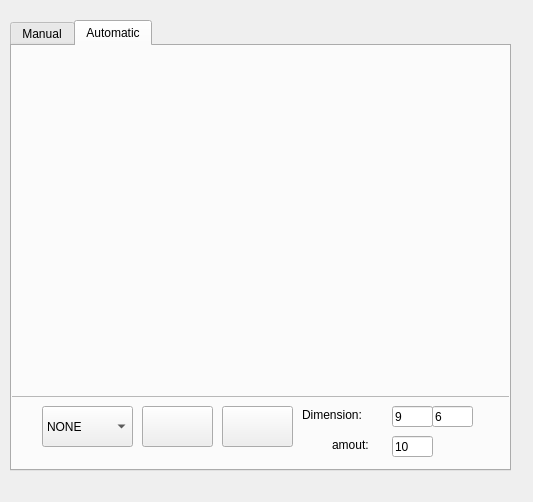
Jjat00/ImageAcquisition, file src/views/dataAcquisition.ui: the form before one commit.
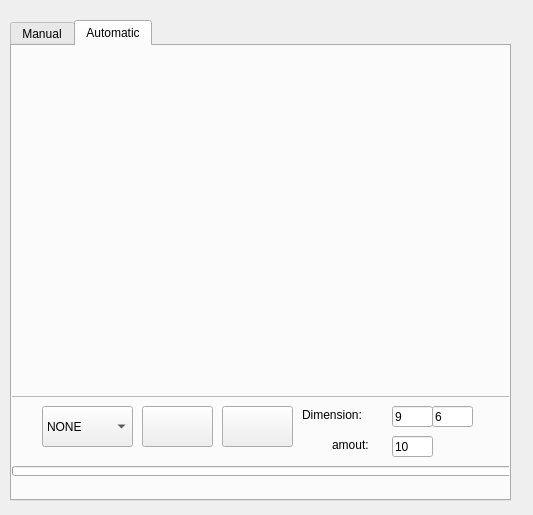
The form after the commit. The open tabs and pages were chosen to show the change.

```diff
--- a/src/views/dataAcquisition.ui
+++ b/src/views/dataAcquisition.ui
@@ -7,7 +7,7 @@
     <x>0</x>
     <y>0</y>
     <width>533</width>
-    <height>502</height>
+    <height>515</height>
    </rect>
   </property>
   <property name="windowTitle">
@@ -19,7 +19,7 @@
      <x>10</x>
      <y>20</y>
      <width>501</width>
-     <height>451</height>
+     <height>481</height>
     </rect>
    </property>
    <property name="currentIndex">
@@ -291,6 +291,35 @@
       <string>amout:</string>
      </property>
     </widget>
+    <widget class="QProgressBar" name="progressBarAcq">
+     <property name="geometry">
+      <rect>
+       <x>0</x>
+       <y>420</y>
+       <width>501</width>
+       <height>10</height>
+      </rect>
+     </property>
+     <property name="value">
+      <number>0</number>
+     </property>
+     <property name="textVisible">
+      <bool>false</bool>
+     </property>
+    </widget>
+    <widget class="QLabel" name="labelNoImage">
+     <property name="geometry">
+      <rect>
+       <x>460</x>
+       <y>390</y>
+       <width>41</width>
+       <height>21</height>
+      </rect>
+     </property>
+     <property name="text">
+      <string/>
+     </property>
+    </widget>
    </widget>
   </widget>
   <widget class="QLabel" name="labelHeader">
```
Left out of the diff: 2 changed lines with no effect on the pictures.
